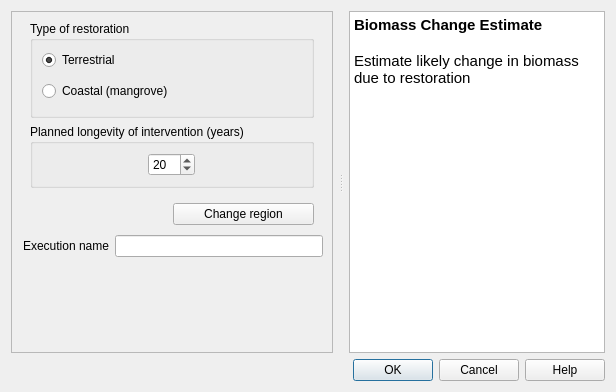
ConservationInternational/trends.earth, file LDMP/gui/DlgCalculateRestBiomassData.ui: the form before one commit.
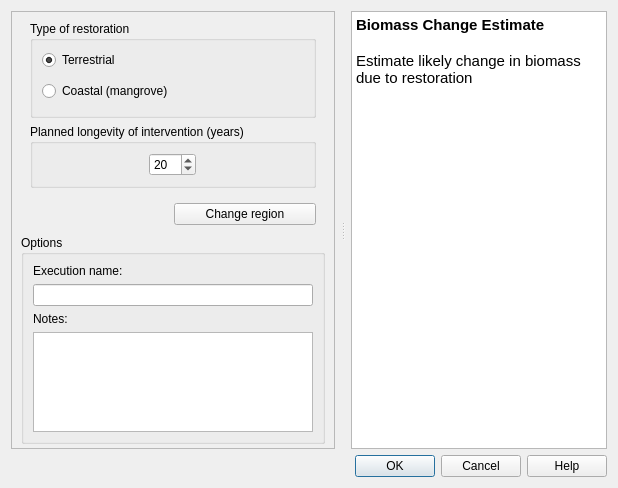
The form after the commit. Custom widgets are drawn as their Qt base class.

Commit message: updated algorithms dialog to include options group box

Patch:
```diff
--- a/LDMP/gui/DlgCalculateRestBiomassData.ui
+++ b/LDMP/gui/DlgCalculateRestBiomassData.ui
@@ -6,7 +6,7 @@
    <rect>
     <x>0</x>
     <y>0</y>
-    <width>616</width>
+    <width>618</width>
     <height>392</height>
    </rect>
   </property>
@@ -178,24 +178,58 @@
         </layout>
        </item>
        <item>
-        <layout class="QHBoxLayout" name="horizontalLayout_2">
-         <property name="leftMargin">
-          <number>2</number>
+        <widget class="QgsCollapsibleGroupBox" name="options_group">
+         <property name="title">
+          <string>Options</string>
          </property>
+         <property name="collapsed">
+          <bool>true</bool>
+         </property>
+         <layout class="QVBoxLayout" name="verticalLayout_5">
          <item>
           <widget class="QLabel" name="execution_name_la">
            <property name="toolTip">
             <string>Auto generated name for the task which can be edited</string>
            </property>
            <property name="text">
-            <string>Execution name</string>
+             <string>Execution name:</string>
            </property>
           </widget>
          </item>
          <item>
           <widget class="QLineEdit" name="execution_name_le"/>
          </item>
-        </layout>
+          <item>
+           <widget class="QLabel" name="task_notes_la">
+            <property name="text">
+             <string>Notes:</string>
+            </property>
+           </widget>
+          </item>
+          <item>
+           <widget class="QTextEdit" name="task_notes">
+            <property name="sizePolicy">
+             <sizepolicy hsizetype="Expanding" vsizetype="Minimum">
+              <horstretch>0</horstretch>
+              <verstretch>0</verstretch>
+             </sizepolicy>
+            </property>
+            <property name="minimumSize">
+             <size>
+              <width>0</width>
+              <height>0</height>
+             </size>
+            </property>
+            <property name="maximumSize">
+             <size>
+              <width>16777215</width>
+              <height>100</height>
+             </size>
+            </property>
+           </widget>
+          </item>
+         </layout>
+        </widget>
        </item>
        <item>
         <spacer name="verticalSpacer">
@@ -252,6 +286,14 @@
    </item>
   </layout>
  </widget>
+ <customwidgets>
+  <customwidget>
+   <class>QgsCollapsibleGroupBox</class>
+   <extends>QGroupBox</extends>
+   <header>qgis.gui</header>
+   <container>1</container>
+  </customwidget>
+ </customwidgets>
  <resources/>
  <connections>
   <connection>
```
Left out of the diff: 3 changed lines with no effect on the pictures. Lines whose indentation alone changed are shown as unchanged. The commit also changes 10 other files.
